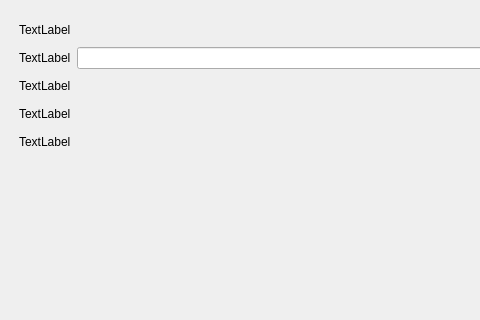
Before: the Qt Designer form setwidget.ui in supermanc88/WorkDiary, drawn with Qt 5; both pictures show x 0 to 480 and y 0 to 320 of the 800 by 560 pixel window.
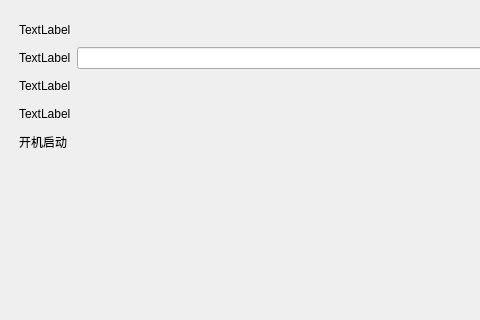
After: the same form once the commit is applied.

What changed in the file:
```diff
--- a/setwidget.ui
+++ b/setwidget.ui
@@ -111,7 +111,7 @@
     <item row="4" column="0">
      <widget class="QLabel" name="label_5">
       <property name="text">
-       <string>TextLabel</string>
+       <string>开机启动</string>
       </property>
      </widget>
     </item>
```
Left out of the diff: 4 changed lines with no effect on the pictures.
